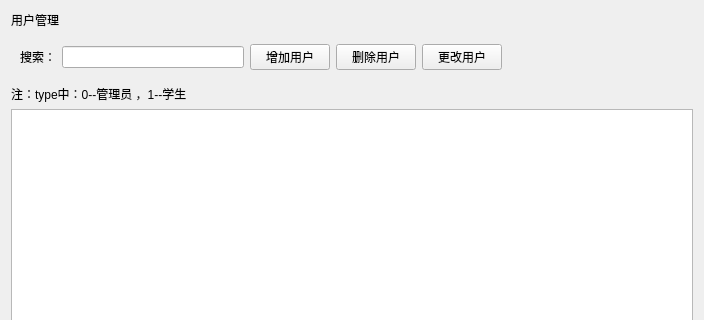
Above: user_manage.ui from kongwua/Library before the change; both pictures show x 0 to 704 and y 0 to 320 of the 704 by 502 pixel window. Below: the same form after it.
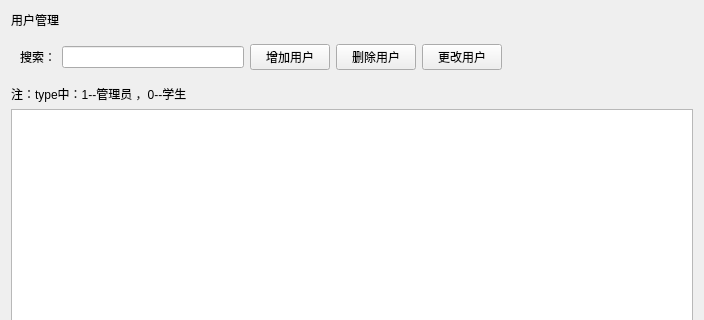
That is the form after the change.

What changed in the file:
```diff
--- a/user_manage.ui
+++ b/user_manage.ui
@@ -87,7 +87,7 @@
    <item row="2" column="0">
     <widget class="QLabel" name="label_3">
      <property name="text">
-      <string>注：type中：0--管理员 ，1--学生</string>
+      <string>注：type中：1--管理员 ，0--学生</string>
      </property>
     </widget>
    </item>
```
